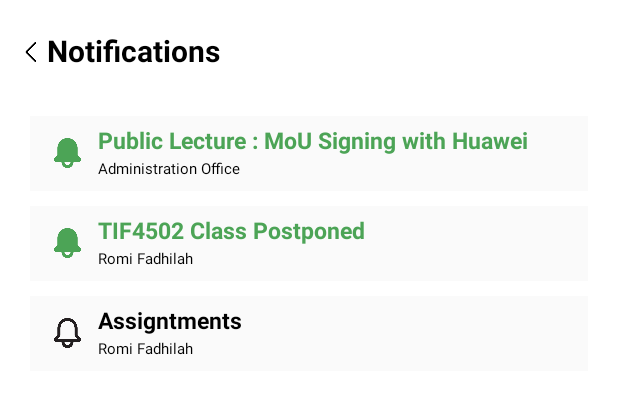
After one commit to WinHw/ClassIn, an Android app: the layout activity_notification_list.xml on its own in the app's theme, with its tools: preview values and no code run, on a phone screen of 412 x 824 dp. The commit adds this screen. Shown: the top 394 px of the screen. Run offline under Robolectric (Android 15) with nearby library versions, the phone set to English and light mode, and no system bars.

Commit message:
Relative Layout Notification List

```diff
--- /dev/null
+++ b/app/src/main/res/layout/activity_notification_list.xml
@@ -0,0 +1,163 @@
+<?xml version="1.0" encoding="utf-8"?>
+<RelativeLayout xmlns:android="http://schemas.android.com/apk/res/android"
+    xmlns:app="http://schemas.android.com/apk/res-auto"
+    android:layout_width="match_parent"
+    android:layout_height="match_parent">
+
+    <ImageView
+        android:id="@+id/gambar1"
+        android:layout_width="20dp"
+        android:layout_height="33dp"
+        app:srcCompat="@drawable/back"
+        android:layout_alignParentStart="true"
+        android:layout_marginStart="10dp"
+        android:layout_marginTop="20dp"
+        android:contentDescription="@string/back_icon"/>
+
+    <TextView
+        android:id="@+id/title"
+        android:layout_width="match_parent"
+        android:layout_height="wrap_content"
+        android:layout_marginLeft="1dp"
+        android:layout_marginTop="20dp"
+        android:layout_toRightOf="@id/gambar1"
+        android:text="@string/notification_tag"
+        android:textColor="@color/black"
+        android:textSize="20sp"
+        android:textStyle="bold" />
+
+    <RelativeLayout
+        android:id="@+id/box1"
+        android:layout_width="match_parent"
+        android:layout_height="wrap_content"
+        android:orientation="vertical"
+        android:layout_marginTop="30dp"
+        android:layout_marginLeft="20dp"
+        android:layout_marginRight="20dp"
+        android:layout_below="@+id/title"
+        android:background="#FAFAFA"
+        android:paddingLeft="10dp">
+
+        <ImageView
+            android:id="@+id/gambar2"
+            android:layout_width="30dp"
+            android:layout_height="20dp"
+            android:layout_marginTop="30dp"
+            android:layout_centerVertical="true"
+            android:contentDescription="@string/bell_icon"
+            app:srcCompat="@drawable/bell" />
+
+        <TextView
+            android:id="@+id/notif1"
+            android:layout_width="match_parent"
+            android:layout_height="wrap_content"
+            android:layout_marginLeft="5dp"
+            android:layout_marginTop="5dp"
+            android:layout_toRightOf="@id/gambar2"
+            android:text="Public Lecture : MoU Signing with Huawei"
+            android:textColor="#4CA456"
+            android:textSize="15sp"
+            android:textStyle="bold" />
+        <TextView
+            android:id="@+id/post_name1"
+            android:layout_width="match_parent"
+            android:layout_height="wrap_content"
+            android:layout_marginLeft="5dp"
+            android:layout_marginTop="1dp"
+            android:layout_below="@id/notif1"
+            android:layout_toRightOf="@id/gambar2"
+            android:text="Administration Office"
+            android:textColor="@color/black"
+            android:textSize="10sp"/>
+    </RelativeLayout>
+
+    <RelativeLayout
+        android:id="@+id/box2"
+        android:layout_width="match_parent"
+        android:layout_height="wrap_content"
+        android:orientation="vertical"
+        android:layout_marginTop="10dp"
+        android:layout_marginLeft="20dp"
+        android:layout_marginRight="20dp"
+        android:layout_below="@+id/box1"
+        android:background="#FAFAFA"
+        android:paddingLeft="10dp">
+
+        <ImageView
+            android:id="@+id/gambar3"
+            android:layout_width="30dp"
+            android:layout_height="20dp"
+            android:layout_marginTop="30dp"
+            android:layout_centerVertical="true"
+            android:contentDescription="@string/bell_icon"
+            app:srcCompat="@drawable/bell" />
+
+        <TextView
+            android:id="@+id/notif2"
+            android:layout_width="match_parent"
+            android:layout_height="wrap_content"
+            android:layout_marginLeft="5dp"
+            android:layout_marginTop="5dp"
+            android:layout_toRightOf="@id/gambar3"
+            android:text="TIF4502 Class Postponed"
+            android:textColor="#4CA456"
+            android:textSize="15sp"
+            android:textStyle="bold" />
+        <TextView
+            android:id="@+id/post_name2"
+            android:layout_width="match_parent"
+            android:layout_height="wrap_content"
+            android:layout_marginLeft="5dp"
+            android:layout_marginTop="1dp"
+            android:layout_below="@id/notif2"
+            android:layout_toRightOf="@id/gambar3"
+            android:text="Romi Fadhilah"
+            android:textColor="@color/black"
+            android:textSize="10sp"/>
+    </RelativeLayout>
+    <RelativeLayout
+        android:id="@+id/box3"
+        android:layout_width="match_parent"
+        android:layout_height="wrap_content"
+        android:orientation="vertical"
+        android:layout_marginTop="10dp"
+        android:layout_marginLeft="20dp"
+        android:layout_marginRight="20dp"
+        android:layout_below="@+id/box2"
+        android:background="#FAFAFA"
+        android:paddingLeft="10dp">
+
+        <ImageView
+            android:id="@+id/gambar4"
+            android:layout_width="30dp"
+            android:layout_height="20dp"
+            android:layout_marginTop="30dp"
+            android:layout_centerVertical="true"
+            android:contentDescription="@string/bell_icon"
+            app:srcCompat="@drawable/bell_outline" />
+
+        <TextView
+            android:id="@+id/notif3"
+            android:layout_width="match_parent"
+            android:layout_height="wrap_content"
+            android:layout_marginLeft="5dp"
+            android:layout_marginTop="5dp"
+            android:layout_toRightOf="@id/gambar4"
+            android:text="Assigntments"
+            android:textColor="@color/black"
+            android:textSize="15sp"
+            android:textStyle="bold" />
+        <TextView
+            android:id="@+id/post_name3"
+            android:layout_width="match_parent"
+            android:layout_height="wrap_content"
+            android:layout_marginLeft="5dp"
+            android:layout_marginTop="1dp"
+            android:layout_below="@id/notif3"
+            android:layout_toRightOf="@id/gambar4"
+            android:text="Romi Fadhilah"
+            android:textColor="@color/black"
+            android:textSize="10sp"/>
+    </RelativeLayout>
+
+</RelativeLayout>
--- a/app/src/main/res/values/strings.xml
+++ b/app/src/main/res/values/strings.xml
@@ -5,4 +5,8 @@
     <string name="courses">Merdeka Belajar Kampus Merdeka Teknologi Informasi \nTugas Akhir Teknologi Informasi \n[TIF4507] Sistem Interaktif (MP II) - Kelas A \n[TIF4506] Teknik Penulisan Karya Ilmiah - Kelas C \n[TIF4505] Data Warehouse dan Bisnis Intelligence - Kelas B \n[TIF4503] Enterprise Development Software - Kelas C \n[TIF4507P] Praktikum Sistem Interaktif - Kelas A</string>
     <string name="text1">Hey,</string>
     <string name="text2">How have you been?</string>
+    <string name="profile_tag">Profile</string>
+    <string name="notification_tag">Notifications</string>
+    <string name="back_icon">back_icon</string>
+    <string name="bell_icon">bell_icon</string>
 </resources>
```
Also changed, not shown: app/src/main/res/drawable/bell.png (added), app/src/main/res/drawable/bell_outline.png (added).
